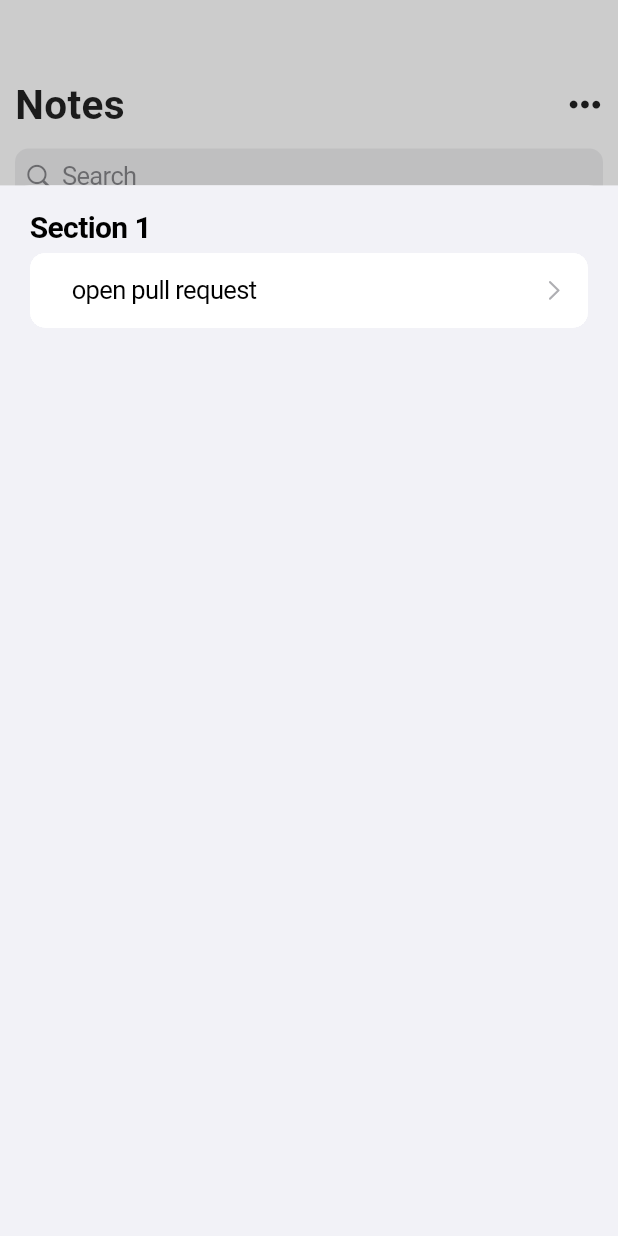
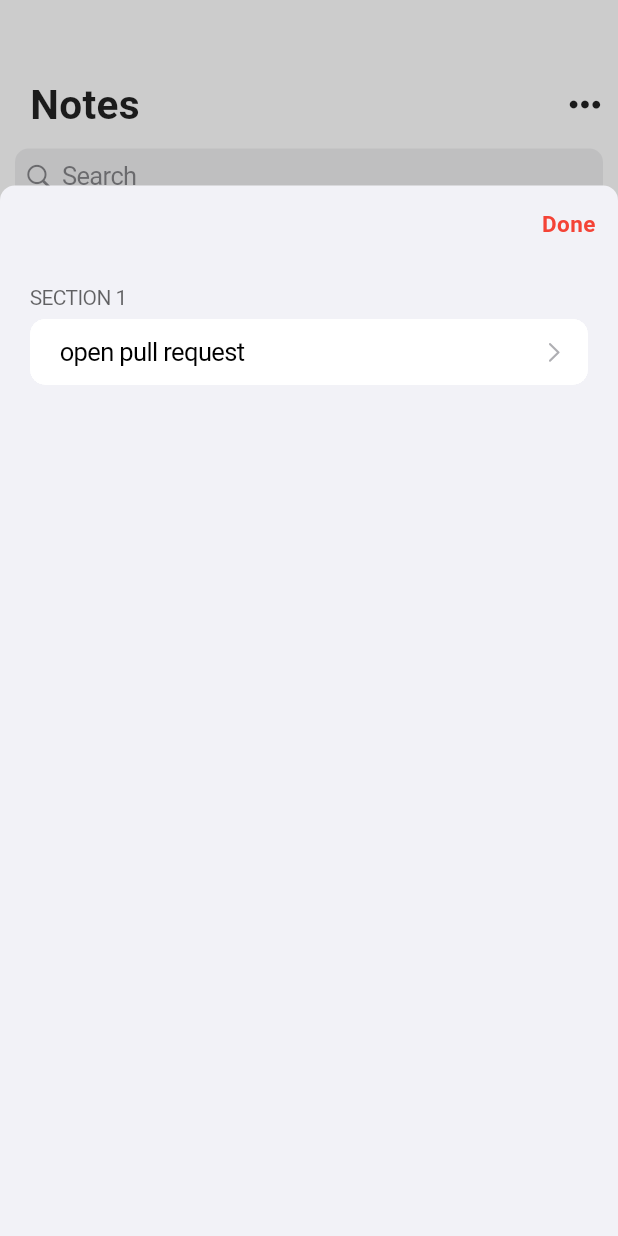
Before and after one commit to James1412/unmissable, a Flutter app: the screen it shows after launch, after a tap on an icon or button, on a phone screen of 412 x 824 dp. Run offline on Flutter 3.47's test engine with Material 3 defaults, Android fonts, the phone set to English and light mode, and no system bars; drawn by our look-alikes of flutter_slidable; our stand-ins replace font_awesome_flutter, hive_flutter; accounts and stored records are empty.

Commit message:
🧭 bottom navigation created

```diff
--- a/lib/main.dart
+++ b/lib/main.dart
@@ -1,6 +1,6 @@
 import 'package:flutter/material.dart';
 import 'package:hive_flutter/hive_flutter.dart';
-import 'package:unmissable/screens/home_screen.dart';
+import 'package:unmissable/screens/navigation_screen.dart';
 import 'package:unmissable/themes.dart';
 
 void main() async {
@@ -26,7 +26,7 @@ class _UnmissableAppState extends State<UnmissableApp> {
       theme: lightTheme(),
       darkTheme: darkTheme(),
       themeMode: ThemeMode.system,
-      home: const HomeScreen(),
+      home: const NavigationScreen(),
     );
   }
 }
--- /dev/null
+++ b/lib/models/note_model.dart
@@ -0,0 +1 @@
+class NoteModel {}
--- a/lib/screens/home_screen.dart
+++ b/lib/screens/home_screen.dart
@@ -1,5 +1,6 @@
 import 'package:flutter/cupertino.dart';
 import 'package:flutter/material.dart';
+import 'package:flutter_slidable/flutter_slidable.dart';
 import 'package:font_awesome_flutter/font_awesome_flutter.dart';
 import 'package:unmissable/widgets/persistent_header.dart';
 
@@ -60,8 +61,36 @@ class _HomeScreenState extends State<HomeScreen> {
                     physics: const NeverScrollableScrollPhysics(),
                     shrinkWrap: true,
                     itemCount: notes.length,
-                    separatorBuilder: (context, index) => const Divider(),
-                    itemBuilder: (context, index) => CupertinoListTile(
+                    separatorBuilder: (context, index) => Opacity(
+                      opacity: 0.15,
+                      child: Container(
+                        height: 1,
+                        color: Colors.black,
+                        width: double.maxFinite,
+                      ),
+                    ),
+                    itemBuilder: (context, index) => Slidable(
+                      key: UniqueKey(),
+                      endActionPane: ActionPane(
+                        motion: const DrawerMotion(),
+                        children: [
+                          SlidableAction(
+                            onPressed: (context) {},
+                            backgroundColor: Colors.red,
+                            icon: FontAwesomeIcons.trash,
+                          ),
+                          SlidableAction(
+                            onPressed: (context) {},
+                            backgroundColor: Colors.blue,
+                            icon: FontAwesomeIcons.thumbtack,
+                          ),
+                        ],
+                      ),
+                      child: InkWell(
+                        onTap: () {},
+                        child: CupertinoListTile(
+                          padding: const EdgeInsets.symmetric(
+                              vertical: 15, horizontal: 5),
                           title: Text(
                             notes[index].toString(),
                           ),
@@ -74,6 +103,8 @@ class _HomeScreenState extends State<HomeScreen> {
                         ),
                       ),
                     ),
+                  ),
+                ),
               )
             ],
           ),
--- /dev/null
+++ b/lib/screens/navigation_screen.dart
@@ -0,0 +1,69 @@
+import 'package:flutter/cupertino.dart';
+import 'package:flutter/material.dart';
+import 'package:font_awesome_flutter/font_awesome_flutter.dart';
+import 'package:unmissable/screens/home_screen.dart';
+import 'package:unmissable/screens/write_screen.dart';
+
+class NavigationScreen extends StatefulWidget {
+  const NavigationScreen({super.key});
+
+  @override
+  State<NavigationScreen> createState() => _NavigationScreenState();
+}
+
+class _NavigationScreenState extends State<NavigationScreen> {
+  int _index = 0;
+  List<Widget> screens = [
+    const HomeScreen(),
+    const WriteScreen(),
+  ];
+
+  void changeScreen(int index) {
+    setState(() {
+      _index = index;
+    });
+  }
+
+  @override
+  Widget build(BuildContext context) {
+    return Scaffold(
+      body: screens[_index],
+      bottomSheet: Container(
+        color: Colors.white,
+        height: 60,
+        child: Row(
+          children: [
+            Expanded(
+              child: InkWell(
+                onTap: () => changeScreen(0),
+                child: Center(
+                  child: Opacity(
+                    opacity: _index == 0 ? 1 : 0.4,
+                    child: const FaIcon(
+                      CupertinoIcons.home,
+                      size: 20,
+                    ),
+                  ),
+                ),
+              ),
+            ),
+            Expanded(
+              child: InkWell(
+                onTap: () => changeScreen(1),
+                child: Center(
+                  child: Opacity(
+                    opacity: _index == 1 ? 1 : 0.4,
+                    child: const FaIcon(
+                      CupertinoIcons.pen,
+                      size: 20,
+                    ),
+                  ),
+                ),
+              ),
+            ),
+          ],
+        ),
+      ),
+    );
+  }
+}
--- /dev/null
+++ b/lib/screens/write_screen.dart
@@ -0,0 +1,15 @@
+import 'package:flutter/cupertino.dart';
+
+class WriteScreen extends StatefulWidget {
+  const WriteScreen({super.key});
+
+  @override
+  State<WriteScreen> createState() => _WriteScreenState();
+}
+
+class _WriteScreenState extends State<WriteScreen> {
+  @override
+  Widget build(BuildContext context) {
+    return const Placeholder();
+  }
+}
--- /dev/null
+++ b/lib/widgets/cupertino_modal_sheet.dart
@@ -0,0 +1,72 @@
+import 'package:flutter/cupertino.dart';
+import 'package:flutter/material.dart';
+
+class CupertinoModalPopupSheet extends StatefulWidget {
+  const CupertinoModalPopupSheet({super.key});
+
+  @override
+  State<CupertinoModalPopupSheet> createState() =>
+      _CupertinoModalPopupSheetState();
+}
+
+class _CupertinoModalPopupSheetState extends State<CupertinoModalPopupSheet> {
+  @override
+  Widget build(BuildContext context) {
+    return Container(
+      height: MediaQuery.of(context).size.height * 0.85,
+      decoration: const BoxDecoration(
+        color: CupertinoColors.systemGroupedBackground,
+        borderRadius: BorderRadius.vertical(
+          top: Radius.circular(10),
+        ),
+      ),
+      clipBehavior: Clip.hardEdge,
+      child: SingleChildScrollView(
+        child: Column(
+          children: [
+            Align(
+              alignment: Alignment.topRight,
+              child: Material(
+                type: MaterialType.transparency,
+                child: Padding(
+                  padding: const EdgeInsets.all(15.0),
+                  child: GestureDetector(
+                    onTap: () {
+                      Navigator.pop(context);
+                    },
+                    child: const Text(
+                      "Done",
+                      style: TextStyle(
+                        color: Colors.red,
+                        fontWeight: FontWeight.bold,
+                        fontSize: 15,
+                      ),
+                    ),
+                  ),
+                ),
+              ),
+            ),
+            CupertinoListSection.insetGrouped(
+              header: const Opacity(
+                opacity: 0.6,
+                child: Text(
+                  "SECTION 1",
+                  style: TextStyle(
+                    fontSize: 14,
+                    fontWeight: FontWeight.normal,
+                  ),
+                ),
+              ),
+              children: const [
+                CupertinoListTile(
+                  title: Text("open pull request"),
+                  trailing: CupertinoListTileChevron(),
+                ),
+              ],
+            ),
+          ],
+        ),
+      ),
+    );
+  }
+}
--- a/lib/widgets/persistent_header.dart
+++ b/lib/widgets/persistent_header.dart
@@ -1,27 +1,13 @@
 import 'package:flutter/cupertino.dart';
 import 'package:flutter/material.dart';
 import 'package:font_awesome_flutter/font_awesome_flutter.dart';
+import 'package:unmissable/widgets/cupertino_modal_sheet.dart';
 
 class TitleSearchDelegate extends SliverPersistentHeaderDelegate {
   void onMoreTap(context) {
     showCupertinoModalPopup(
       context: context,
-      builder: (context) => Container(
-        height: MediaQuery.of(context).size.height * 0.85,
-        decoration: const BoxDecoration(
-          color: Colors.white,
-          borderRadius: BorderRadius.vertical(top: Radius.circular(20)),
-        ),
-        child: CupertinoListSection.insetGrouped(
-          header: const Text("Section 1"),
-          children: const [
-            CupertinoListTile.notched(
-              title: Text("open pull request"),
-              trailing: CupertinoListTileChevron(),
-            ),
-          ],
-        ),
-      ),
+      builder: (context) => const CupertinoModalPopupSheet(),
     );
   }
 
@@ -35,7 +21,9 @@ class TitleSearchDelegate extends SliverPersistentHeaderDelegate {
           const SizedBox(
             height: 50,
           ),
-          Row(
+          Padding(
+            padding: const EdgeInsets.only(left: 10.0),
+            child: Row(
               mainAxisAlignment: MainAxisAlignment.spaceBetween,
               children: [
                 const Text(
@@ -47,6 +35,7 @@ class TitleSearchDelegate extends SliverPersistentHeaderDelegate {
                   child: const Icon(FontAwesomeIcons.ellipsis),
                 ),
               ],
+            ),
           ),
           const SizedBox(
             height: 10,
--- a/pubspec.yaml
+++ b/pubspec.yaml
@@ -38,6 +38,7 @@ dependencies:
   hive: ^2.2.3
   hive_flutter: ^1.1.0
   font_awesome_flutter: ^10.7.0
+  flutter_slidable: ^3.0.1
 
 dev_dependencies:
   hive_generator: ^2.0.1
```
Also changed, not shown: pubspec.lock, 1 other file. Lines whose indentation alone changed are shown as unchanged.
